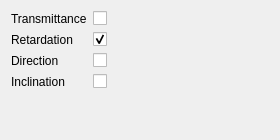
First picture: the form in include/ui/plugins/scalar_toolbox.ui, repository VRGroupRWTH/pli_view, before the edit.
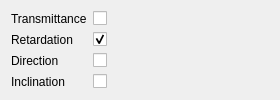
Second picture: the form after the edit.

Patch:
```diff
--- a/include/ui/plugins/scalar_toolbox.ui
+++ b/include/ui/plugins/scalar_toolbox.ui
@@ -7,7 +7,7 @@
     <x>0</x>
     <y>0</y>
     <width>280</width>
-    <height>140</height>
+    <height>100</height>
    </rect>
   </property>
   <property name="windowTitle">
```
